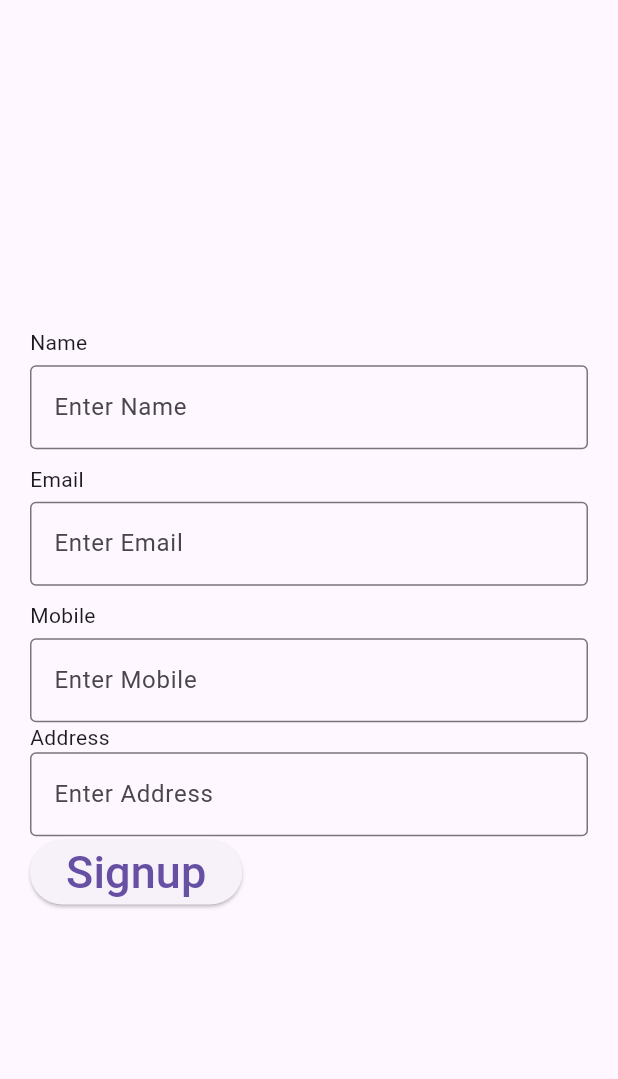
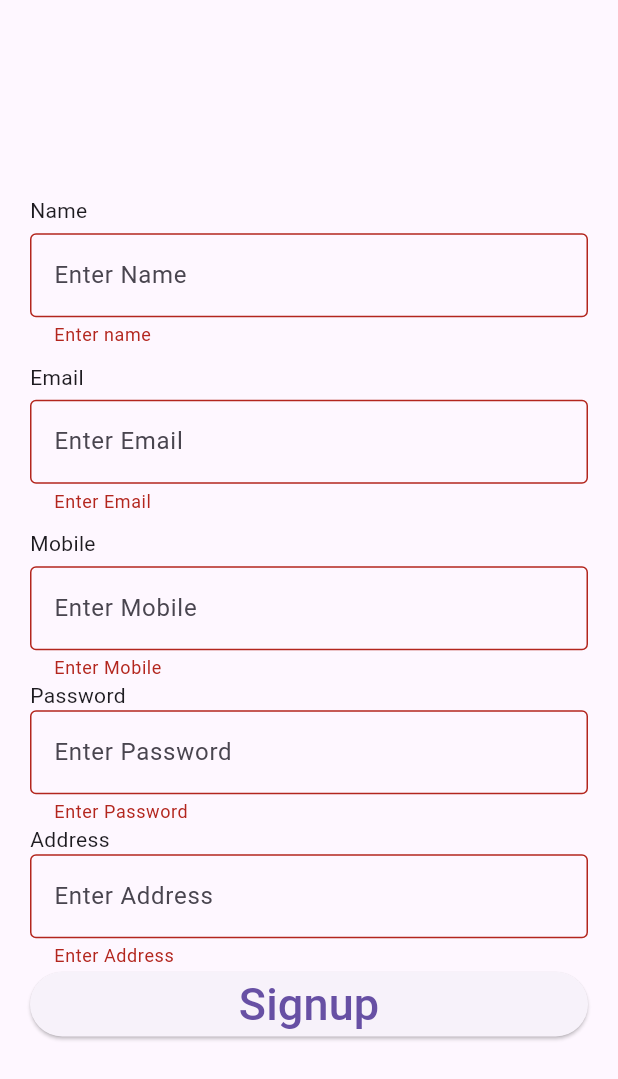
Before and after one commit to Journeyboy123/firebase_app, a Flutter app: the SignUp screen opened directly, after a tap on "Signup", on a phone screen of 412 x 824 dp. Shown: the top 1079 px of the screen. Run offline on Flutter 3.47's test engine with Material 3 defaults, Android fonts, the phone set to English and light mode, and no system bars; our stand-ins replace cached_network_image, cloud_firestore, device_info_plus, firebase_auth, firebase_core, firebase_storage and 3 more; accounts and stored records are empty; network calls fail.

```diff
--- a/lib/sign_up.dart
+++ b/lib/sign_up.dart
@@ -1,6 +1,7 @@
 import 'package:flutter/material.dart';
 import 'package:firebase_auth/firebase_auth.dart';
 import 'package:fluttertoast/fluttertoast.dart';
+
 class SignUp extends StatefulWidget {
   const SignUp({super.key});
 
@@ -14,13 +15,17 @@ class _SignUpState extends State<SignUp> {
   TextEditingController emailController = TextEditingController();
   TextEditingController mobileController = TextEditingController();
   TextEditingController addressController = TextEditingController();
-    var emailcontroller = TextEditingController();
-    var passwordController = TextEditingController();
+  TextEditingController passwordController = TextEditingController();
+
+  // var emailcontroller = TextEditingController();
+  // var passwordController = TextEditingController();
   var formKey = GlobalKey<FormState>();
   FirebaseAuth firebaseAuth = FirebaseAuth.instance;
   Widget build(BuildContext context) {
     return Scaffold(
-      body:Center(
+      body: Form(
+        key: formKey,
+        child: Center(
             child: Container(
                 padding: const EdgeInsets.all(20),
                 child: ListView(
@@ -30,12 +35,19 @@ class _SignUpState extends State<SignUp> {
                     const SizedBox(
                       height: 5,
                     ),
-              TextField(
+                    TextFormField(
                       controller: nameController,
                       decoration: const InputDecoration(
                         border: OutlineInputBorder(),
                         hintText: 'Enter Name',
                       ),
+                      validator: (value) {
+                        if (value?.isEmpty == true) {
+                          return "Enter name";
+                        } else {
+                          return null;
+                        }
+                      },
                     ),
                     //some space between name and email
                     const SizedBox(
@@ -45,12 +57,19 @@ class _SignUpState extends State<SignUp> {
                     const SizedBox(
                       height: 5,
                     ),
-              TextField(
+                    TextFormField(
                       controller: emailController,
                       decoration: const InputDecoration(
                         border: OutlineInputBorder(),
                         hintText: 'Enter Email',
                       ),
+                      validator: (value) {
+                        if (value?.isEmpty == true) {
+                          return "Enter Email";
+                        } else {
+                          return null;
+                        }
+                      },
                     ),
                     //some space between email and mobile
                     const SizedBox(
@@ -60,43 +79,69 @@ class _SignUpState extends State<SignUp> {
                     const SizedBox(
                       height: 5,
                     ),
-              TextField(
+                    TextFormField(
                       controller: mobileController,
                       decoration: const InputDecoration(
                         border: OutlineInputBorder(),
                         hintText: 'Enter Mobile',
                       ),
+                      validator: (value) {
+                        if (value?.isEmpty == true) {
+                          return "Enter Mobile";
+                        } else {
+                          return null;
+                        }
+                      },
+                    ),
+                    const Text('Password'),
+
+                    TextFormField(
+                      controller: passwordController,
+                      decoration: const InputDecoration(
+                        border: OutlineInputBorder(),
+                        hintText: 'Enter Password',
+                      ),
+                      validator: (value) {
+                        if (value?.isEmpty == true) {
+                          return "Enter Password";
+                        } else {
+                          return null;
+                        }
+                      },
                     ),
 
                     const Text('Address'),
 
-              TextField(
+                    TextFormField(
                       controller: addressController,
                       decoration: const InputDecoration(
                         border: OutlineInputBorder(),
                         hintText: 'Enter Address',
                       ),
+                      validator: (value) {
+                        if (value?.isEmpty == true) {
+                          return "Enter Address";
+                        } else {
+                          return null;
+                        }
+                      },
                     ),
                     //create button for register
-                   Row(
-                    children: [
                     ElevatedButton(
                       onPressed: () {
                         if (formKey.currentState?.validate() == true) {
                           firebaseAuth
                               .createUserWithEmailAndPassword(
-                                      email: emailcontroller.text.toString(),
-                                      password:
-                                          passwordController.text.toString())
+                                  email: emailController.text.toString(),
+                                  password: passwordController.text.toString())
                               .then((value) => Navigator.pop(context))
                               .onError((error, stackTrace) =>
                                   Fluttertoast.showToast(
                                       msg: error.toString()));
-                            Navigator.of(context).push(MaterialPageRoute(
-                                builder: ((context) => SignUp())));
-
-                      };
-                    }, child: Text(
+                        }
+                        ;
+                      },
+                      child: Text(
                         'Signup',
                         style: TextStyle(
                           fontSize: 30,
@@ -104,9 +149,8 @@ class _SignUpState extends State<SignUp> {
                       ),
                     ),
                   ],
+                ))),
       ),
-            ],
-          ) )),
     );
   }
 }
--- a/pubspec.yaml
+++ b/pubspec.yaml
@@ -44,6 +44,7 @@ dependencies:
   cached_network_image: ^3.3.1
   firebase_storage: ^11.6.11
   firebase_database: ^10.4.11
+  device_info_plus: ^10.0.1
 
 dev_dependencies:
   flutter_test:
```
Also changed, not shown: lib/future_data.dart (added, +65 -0 lines), lib/login_page.dart (+16 -13 lines), lib/models/user_model.dart (added, +27 -0 lines), lib/permissions/pick_image.dart (added, +114 -0 lines), 1 other file. Lines whose indentation alone changed are shown as unchanged.
